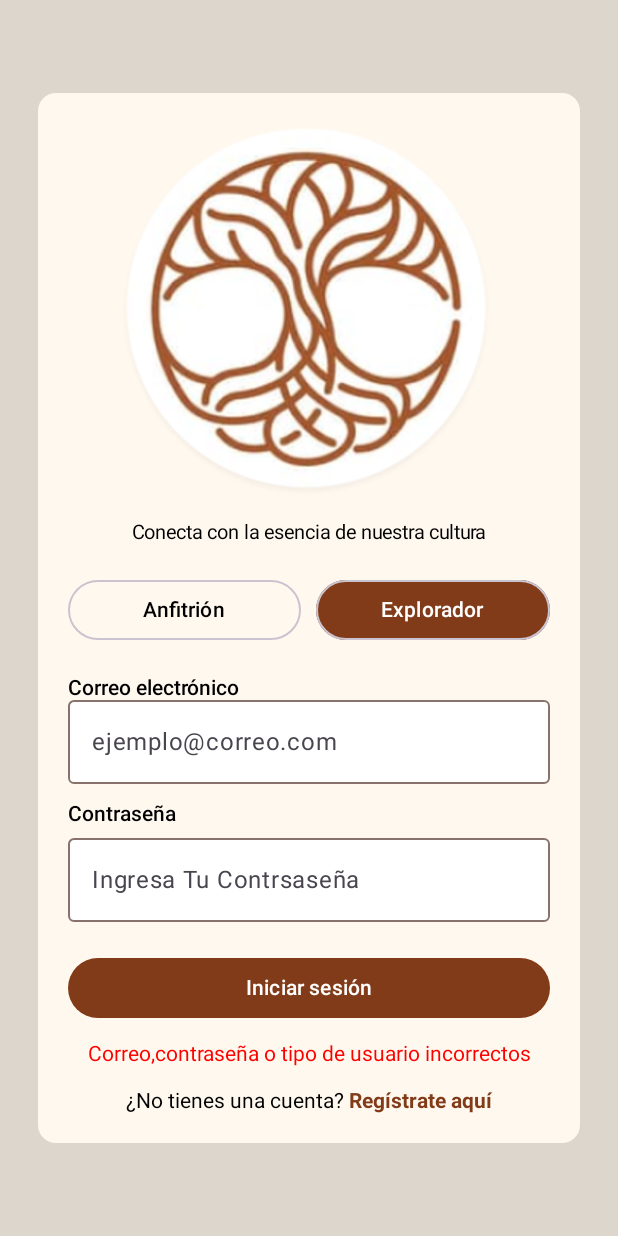
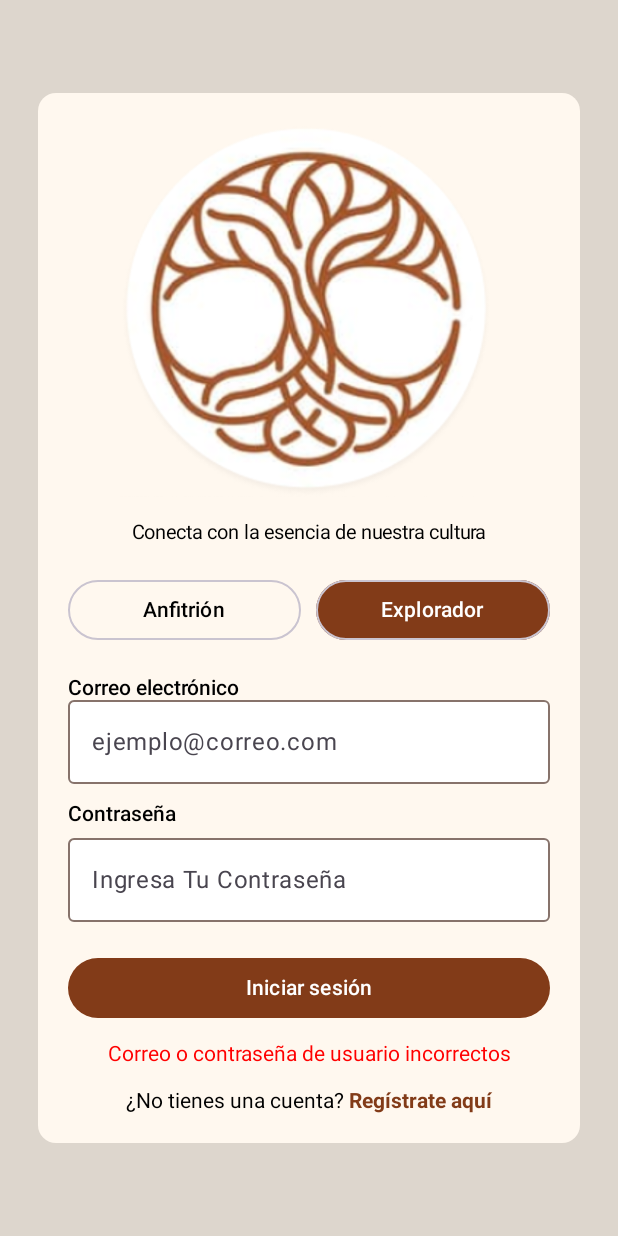
Before and after one commit to MariaCMontO/Raices, an Android app built with Jetpack Compose: the screen it shows after launch (MainActivity), after a tap on "Iniciar sesión", on a phone screen of 412 x 824 dp. Run offline under Robolectric (Android 15) with nearby library versions, the phone set to English and light mode, and no system bars; our stand-ins replace Room's generated code; 2 other taps on this screen came first.

Commit message:
UPDATE: Arreglos usuarios

```diff
--- a/app/src/main/java/com/proyecto/raices/data/repository/UsuarioRepository.kt
+++ b/app/src/main/java/com/proyecto/raices/data/repository/UsuarioRepository.kt
@@ -5,7 +5,6 @@ import com.proyecto.raices.data.model.Usuario
 object UsuarioRepository {
 
     var listaUsuarios = mutableListOf<Usuario>(
-        Usuario("Administrador", "123","admin@correo.com","Admin123","Calle 5 #14-98", mutableListOf(), "", "ADMIN","",mutableListOf(),""),
         Usuario("Anfitrión", "123","anfi@correo.com","Anfi123","Calle 5 #14-98", mutableListOf(), "", "ANFITRION","",mutableListOf(),""),
         Usuario("Explorador", "123","explo@correo.com","Explo123","Calle 5 #14-98", mutableListOf(), "", "EXPLORADOR","",mutableListOf(),""),
 
--- a/app/src/main/java/com/proyecto/raices/ui/screens/InicioSesion.kt
+++ b/app/src/main/java/com/proyecto/raices/ui/screens/InicioSesion.kt
@@ -4,7 +4,9 @@ import androidx.compose.foundation.Image
 import androidx.compose.foundation.background
 import androidx.compose.foundation.clickable
 import androidx.compose.foundation.layout.*
+import androidx.compose.foundation.rememberScrollState
 import androidx.compose.foundation.shape.RoundedCornerShape
+import androidx.compose.foundation.verticalScroll
 import androidx.compose.material3.Button
 import androidx.compose.material3.ButtonDefaults
 import androidx.compose.material3.Card
@@ -48,9 +50,11 @@ fun InicioSesion(
         modifier = Modifier
             .fillMaxSize()
             .background(Color(0xFFDDD6CD))
-            .padding(25.dp),
+            .padding(25.dp)
+            .verticalScroll(rememberScrollState()),
         horizontalAlignment = Alignment.CenterHorizontally,
         verticalArrangement = Arrangement.Center
+
     ) {
 
         Card(
@@ -148,7 +152,7 @@ fun InicioSesion(
                         contraseña = it
                     },
                     label = {
-                        Text("Ingresa Tu Contrsaseña")
+                        Text("Ingresa Tu Contraseña")
                     },
                     visualTransformation = PasswordVisualTransformation(),
                     modifier = Modifier.fillMaxWidth(),
@@ -201,15 +205,13 @@ fun InicioSesion(
                             } else {
                                 "Correo o contraseña incorrectos"
                          */
-                        if (tipoUsuario.isBlank()) {
-                            mensaje = "Seleccione un tipo de usuario"
-                        } else if (viewmodel.login(correo, contraseña, tipoUsuario)) {
+                        if (viewmodel.login(correo, contraseña, tipoUsuario)) {
                             val destino = if (tipoUsuario == "ANFITRION") "mis-servicios/${tipoUsuario}" else "explorar/${tipoUsuario}"
                             navController.navigate(destino) {
                                 popUpTo("iniciosesion") { inclusive = true }
                             }
                         } else {
-                            mensaje = "Correo,contraseña o tipo de usuario incorrectos"
+                            mensaje = "Correo o contraseña de usuario incorrectos"
                         }
                         //----------
                     }
--- a/app/src/main/java/com/proyecto/raices/viewmodel/viewmodelUsuarios.kt
+++ b/app/src/main/java/com/proyecto/raices/viewmodel/viewmodelUsuarios.kt
@@ -22,8 +22,13 @@ class viewmodelUsuarios: ViewModel() {
     //---------
 
     fun agregarUsuario(usuario: Usuario) {
+        val usuarioExiste=UsuarioRepository.listaUsuarios.find { it.correo== usuario.correo}
+        if (usuarioExiste==null) {
+            return;
+        }
         UsuarioRepository.listaUsuarios.add(usuario)
         listaUsuarios= UsuarioRepository.listaUsuarios.toList()
+
     }
 
     fun eliminarUsuario(usuario: Usuario) {
```
